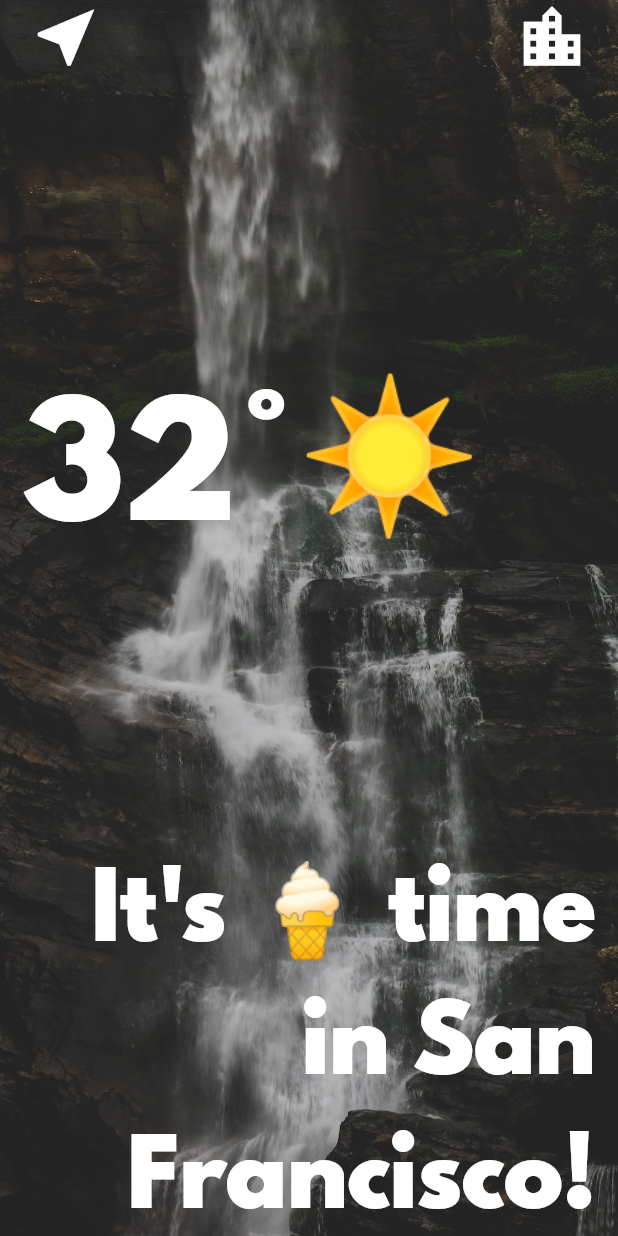
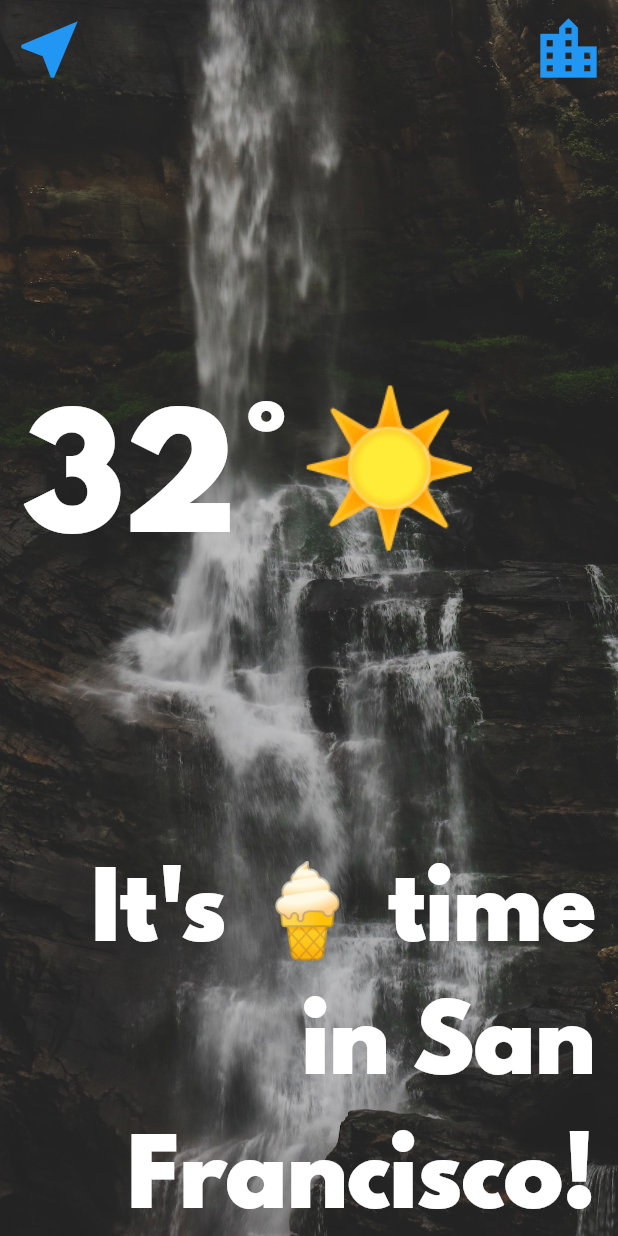
Before and after one commit to jvretamero/flutter-bootcamp-apps, a Flutter app: the LocationScreen screen opened directly, on a phone screen of 412 x 824 dp. Run offline on Flutter 3.47's test engine with Material 2 defaults, Android fonts, the phone set to English and light mode, and no system bars; our stand-ins replace audioplayers, font_awesome_flutter.

Commit message:
Clima - Lint

```diff
--- a/clima/lib/main.dart
+++ b/clima/lib/main.dart
@@ -1,14 +1,16 @@
 import 'package:flutter/material.dart';
 import 'package:clima/screens/loading_screen.dart';
 
-void main() => runApp(MyApp());
+void main() => runApp(const MyApp());
 
 class MyApp extends StatelessWidget {
+  const MyApp({Key? key}) : super(key: key);
+
   @override
   Widget build(BuildContext context) {
     return MaterialApp(
       theme: ThemeData.dark(),
-      home: LoadingScreen(),
+      home: const LoadingScreen(),
     );
   }
 }
--- a/clima/lib/screens/loading_screen.dart
+++ b/clima/lib/screens/loading_screen.dart
@@ -1,6 +1,8 @@
 import 'package:flutter/material.dart';
 
 class LoadingScreen extends StatefulWidget {
+  const LoadingScreen({Key? key}) : super(key: key);
+
   @override
   _LoadingScreenState createState() => _LoadingScreenState();
 }
@@ -10,11 +12,11 @@
   Widget build(BuildContext context) {
     return Scaffold(
       body: Center(
-        child: RaisedButton(
+        child: ElevatedButton(
           onPressed: () {
             //Get the current location
           },
-          child: Text('Get Location'),
+          child: const Text('Get Location'),
         ),
       ),
     );
--- a/clima/lib/screens/location_screen.dart
+++ b/clima/lib/screens/location_screen.dart
@@ -2,6 +2,8 @@
 import 'package:clima/utilities/constants.dart';
 
 class LocationScreen extends StatefulWidget {
+  const LocationScreen({Key? key}) : super(key: key);
+
   @override
   _LocationScreenState createState() => _LocationScreenState();
 }
@@ -13,12 +15,12 @@
       body: Container(
         decoration: BoxDecoration(
           image: DecorationImage(
-            image: AssetImage('images/location_background.jpg'),
+            image: const AssetImage('images/location_background.jpg'),
             fit: BoxFit.cover,
             colorFilter: ColorFilter.mode(Colors.white.withOpacity(0.8), BlendMode.dstATop),
           ),
         ),
-        constraints: BoxConstraints.expand(),
+        constraints: const BoxConstraints.expand(),
         child: SafeArea(
           child: Column(
             mainAxisAlignment: MainAxisAlignment.spaceBetween,
@@ -27,16 +29,16 @@
               Row(
                 mainAxisAlignment: MainAxisAlignment.spaceBetween,
                 children: <Widget>[
-                  FlatButton(
+                  TextButton(
                     onPressed: () {},
-                    child: Icon(
+                    child: const Icon(
                       Icons.near_me,
                       size: 50.0,
                     ),
                   ),
-                  FlatButton(
+                  TextButton(
                     onPressed: () {},
-                    child: Icon(
+                    child: const Icon(
                       Icons.location_city,
                       size: 50.0,
                     ),
@@ -44,9 +46,9 @@
                 ],
               ),
               Padding(
-                padding: EdgeInsets.only(left: 15.0),
+                padding: const EdgeInsets.only(left: 15.0),
                 child: Row(
-                  children: <Widget>[
+                  children: const <Widget>[
                     Text(
                       '32°',
                       style: kTempTextStyle,
@@ -58,7 +60,7 @@
                   ],
                 ),
               ),
-              Padding(
+              const Padding(
                 padding: EdgeInsets.only(right: 15.0),
                 child: Text(
                   "It's 🍦 time in San Francisco!",
```
Also changed, not shown: clima/lib/screens/city_screen.dart (+9 -7 lines).
